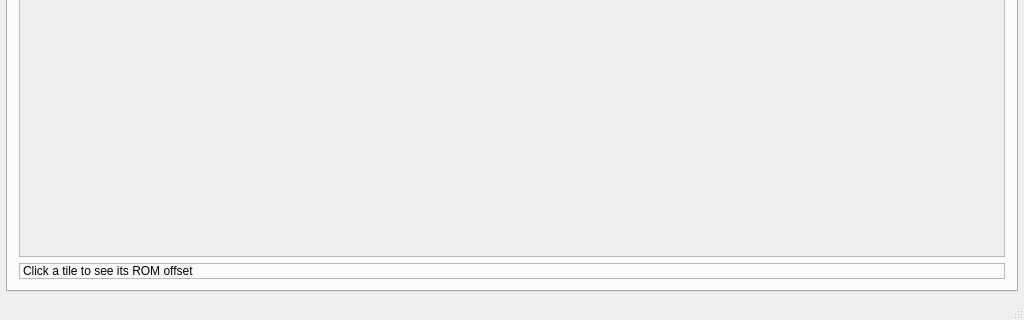
mwales-ai/genesis-hacking, file sprite-editor/MainWindow.ui: the form before one commit; both pictures show x 0 to 1024 and y 448 to 768 of the 1024 by 768 pixel window.
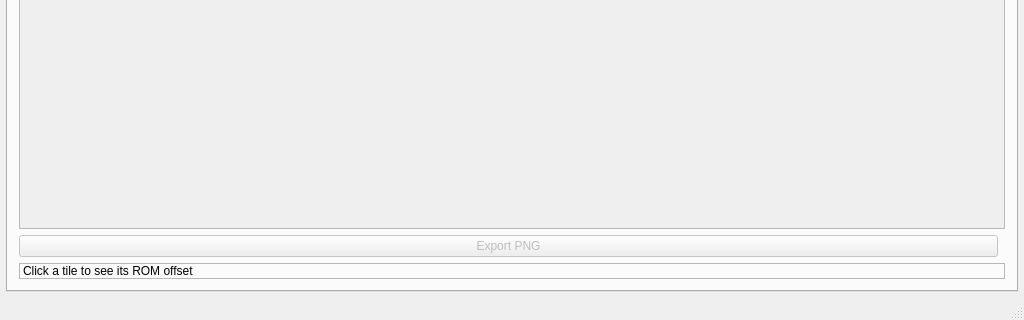
The form after the commit. The open tabs and pages were chosen to show the change.

Commit message:
Add Export PNG button to Raw Tile Browser tab
Click a tile/sprite in the raw browser, then click Export PNG to save
it as a PNG file. Uses the currently selected palette and W×H assembly
size. Filename defaults to sprite_0xOFFSET_WxH.png.

Patch:
```diff
--- a/sprite-editor/MainWindow.ui
+++ b/sprite-editor/MainWindow.ui
@@ -426,6 +426,31 @@
           </widget>
          </widget>
         </item>
+        <!-- Raw browser action buttons -->
+        <item>
+         <layout class="QHBoxLayout" name="rawActionLayout">
+          <item>
+           <widget class="QPushButton" name="theRawExportButton">
+            <property name="text">
+             <string>Export PNG</string>
+            </property>
+            <property name="enabled">
+             <bool>false</bool>
+            </property>
+            <property name="toolTip">
+             <string>Export the selected sprite/tile as a PNG image</string>
+            </property>
+           </widget>
+          </item>
+          <item>
+           <spacer>
+            <property name="orientation">
+             <enum>Qt::Horizontal</enum>
+            </property>
+           </spacer>
+          </item>
+         </layout>
+        </item>
         <!-- Tile info label -->
         <item>
          <widget class="QLabel" name="theRawTileInfoLabel">
```
The commit also changes 2 other files.
